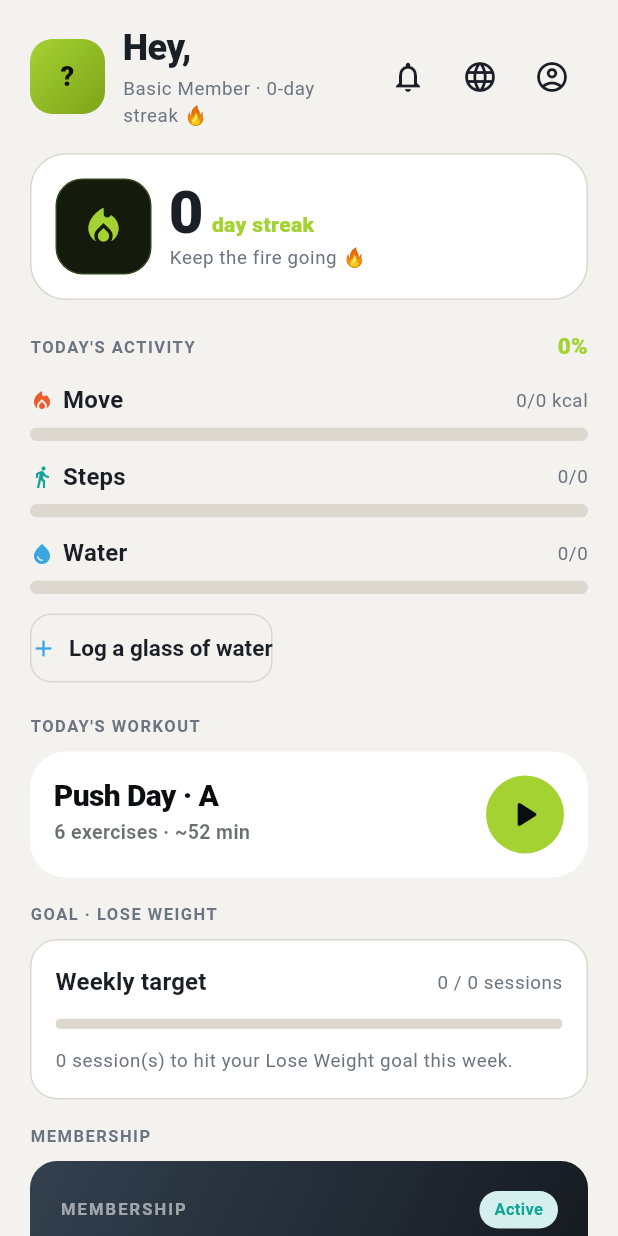
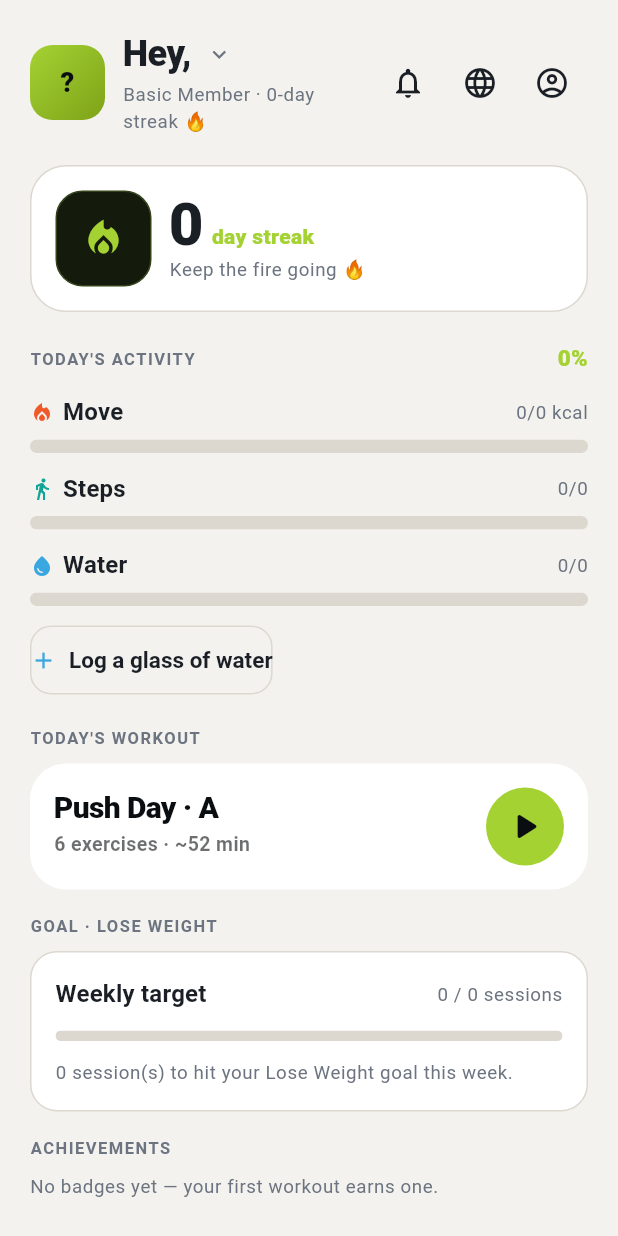
Before and after one commit to mscit-admin/ARETE_Enhance, a Flutter app: the _ProfileBody widget shown alone on an empty page, opened directly with empty values, on a phone screen of 412 x 824 dp. Run offline on Flutter 3.47's test engine with Material 3 defaults, Android fonts, the phone set to English and light mode, and no system bars; our stand-ins replace flutter_local_notifications, permission_handler, qr_flutter, shared_preferences; missing offline and left inert: mobile_scanner; accounts and stored records are empty; generated files the repository leaves out were written again.

Commit message:
Home: membership as a popup on the name; glowing avatar + tier badge
- Moves the Membership card off the Home body into a bottom sheet opened by
  tapping the member's name in the header (a chevron hints it's tappable)
- New MemberAvatar: when a profile photo is set it renders the photo with a
  lime glow ring and a small membership-tier badge in the top corner; with
  no photo it keeps the initials gradient tile
- Removes the now-unused GradientAvatar import from the Home screen

Co-Authored-By: Claude Opus 4.8 <noreply@anthropic.com>
Claude-Session: https://claude.ai/code/session_012iMx9uibAPP8zxYBxKxYyq

```diff
--- a/lib/features/profile/member_profile_screen.dart
+++ b/lib/features/profile/member_profile_screen.dart
@@ -8,7 +8,6 @@ import '../../core/theme/app_spacing.dart';
 import '../../core/theme/app_theme.dart';
 import '../../data/models/member.dart';
 import '../../l10n/app_localizations.dart';
-import '../../shared/widgets/gradient_avatar.dart';
 import '../../shared/widgets/language_menu_button.dart';
 import '../../shared/widgets/section_label.dart';
 import '../../state/auth_controller.dart';
@@ -20,7 +19,49 @@ import '../notifications/notification_bell.dart';
 import '../shell/root_scaffold_key.dart';
 import 'widgets/badges_row.dart';
 import 'widgets/goal_progress_card.dart';
+import 'widgets/member_avatar.dart';
 import 'widgets/membership_card.dart';
+
+/// Shows the membership card in a bottom sheet (opened from the Home header).
+Future<void> showMembershipSheet(BuildContext context, Member member) {
+  final p = context.palette;
+  final l = AppLocalizations.of(context);
+  return showModalBottomSheet<void>(
+    context: context,
+    backgroundColor: p.surface,
+    isScrollControlled: true,
+    shape: const RoundedRectangleBorder(
+      borderRadius:
+          BorderRadius.vertical(top: Radius.circular(AppSpacing.radiusXl)),
+    ),
+    builder: (_) => SafeArea(
+      child: Padding(
+        padding: const EdgeInsets.fromLTRB(AppSpacing.lg, AppSpacing.md,
+            AppSpacing.lg, AppSpacing.xl),
+        child: Column(
+          mainAxisSize: MainAxisSize.min,
+          crossAxisAlignment: CrossAxisAlignment.start,
+          children: [
+            Center(
+              child: Container(
+                width: 40,
+                height: 4,
+                decoration: BoxDecoration(
+                  color: p.line,
+                  borderRadius: BorderRadius.circular(2),
+                ),
+              ),
+            ),
+            const SizedBox(height: AppSpacing.md),
+            SectionLabel(l.profileMembership),
+            const SizedBox(height: AppSpacing.sm),
+            MembershipCard(member: member),
+          ],
+        ),
+      ),
+    ),
+  );
+}
 
 /// Member home / profile — the first fully-built module of Phase 1.
 class MemberProfileScreen extends StatelessWidget {
@@ -76,25 +117,40 @@ class _ProfileBody extends StatelessWidget {
           // ---- Header ----
           Row(
             children: [
-              GradientAvatar(
-                  initials: initialsFrom(member.fullName),
-                  size: 50,
-                  tone: AvatarTone.lime),
+              MemberAvatar(member: member, size: 50),
               const SizedBox(width: AppSpacing.md),
+              // Tapping the name/identity opens the membership sheet.
               Expanded(
+                child: InkWell(
+                  borderRadius: BorderRadius.circular(AppSpacing.radiusSm),
+                  onTap: () => showMembershipSheet(context, member),
+                  child: Padding(
+                    padding: const EdgeInsets.symmetric(vertical: 4),
                     child: Column(
                       crossAxisAlignment: CrossAxisAlignment.start,
                       children: [
-                    Text(l.profileHey(firstName),
-                        style: context.textStyles.headlineSmall),
+                        Row(
+                          children: [
+                            Flexible(
+                              child: Text(l.profileHey(firstName),
+                                  style: context.textStyles.headlineSmall,
+                                  overflow: TextOverflow.ellipsis),
+                            ),
+                            const SizedBox(width: 4),
+                            Icon(Icons.expand_more, size: 18, color: p.muted),
+                          ],
+                        ),
                         const SizedBox(height: 2),
                         Text(
-                      l.profileMemberStreak(member.membership.tier.localized(l),
+                          l.profileMemberStreak(
+                              member.membership.tier.localized(l),
                               member.currentStreakDays),
                           style: context.textStyles.bodySmall
                               ?.copyWith(color: p.muted),
                         ),
                       ],
+                    ),
+                  ),
                 ),
               ),
               if (isTrainerAccount)
@@ -142,12 +198,6 @@ class _ProfileBody extends StatelessWidget {
           SectionLabel(l.profileGoalLabel(member.goal.localized(l))),
           const SizedBox(height: AppSpacing.sm),
           GoalProgressCard(member: member),
-          const SizedBox(height: AppSpacing.lg),
-
-          // ---- Membership ----
-          SectionLabel(l.profileMembership),
-          const SizedBox(height: AppSpacing.sm),
-          MembershipCard(member: member),
           const SizedBox(height: AppSpacing.lg),
 
           // ---- Badges ----
--- /dev/null
+++ b/lib/features/profile/widgets/member_avatar.dart
@@ -0,0 +1,101 @@
+import 'package:flutter/material.dart';
+
+import '../../../core/constants/enums.dart';
+import '../../../core/theme/app_colors.dart';
+import '../../../data/models/member.dart';
+import '../../../shared/widgets/gradient_avatar.dart';
+
+/// The member's avatar. When a profile photo is set it renders the photo with a
+/// lime glow ring and a small membership-tier badge in the top corner; with no
+/// photo it falls back to the initials gradient tile.
+class MemberAvatar extends StatelessWidget {
+  const MemberAvatar({super.key, required this.member, this.size = 50});
+
+  final Member member;
+  final double size;
+
+  bool get _hasPhoto =>
+      member.photoUrl != null && member.photoUrl!.trim().isNotEmpty;
+
+  @override
+  Widget build(BuildContext context) {
+    if (!_hasPhoto) {
+      return GradientAvatar(
+        initials: initialsFrom(member.fullName),
+        size: size,
+        tone: AvatarTone.lime,
+      );
+    }
+
+    final radius = size * 0.3;
+    final badge = size * 0.42;
+
+    return SizedBox(
+      // Room for the badge/glow to sit slightly outside the photo.
+      width: size + badge * 0.5,
+      height: size + badge * 0.5,
+      child: Stack(
+        clipBehavior: Clip.none,
+        children: [
+          // Glowing photo tile.
+          Container(
+            width: size,
+            height: size,
+            decoration: BoxDecoration(
+              borderRadius: BorderRadius.circular(radius),
+              border: Border.all(color: AppColors.accent, width: 2),
+              boxShadow: [
+                BoxShadow(
+                  color: AppColors.accent.withValues(alpha: 0.55),
+                  blurRadius: 14,
+                  spreadRadius: 1,
+                ),
+              ],
+              image: DecorationImage(
+                image: NetworkImage(member.photoUrl!),
+                fit: BoxFit.cover,
+              ),
+            ),
+          ),
+          // Membership-tier badge, top corner (RTL-aware).
+          PositionedDirectional(
+            top: -badge * 0.28,
+            end: -badge * 0.28,
+            child: _TierBadge(tier: member.membership.tier, size: badge),
+          ),
+        ],
+      ),
+    );
+  }
+}
+
+/// Small circular badge coloured by membership tier.
+class _TierBadge extends StatelessWidget {
+  const _TierBadge({required this.tier, required this.size});
+
+  final MembershipTier tier;
+  final double size;
+
+  Color get _color => switch (tier) {
+        MembershipTier.basic => AppColors.slate,
+        MembershipTier.silver => const Color(0xFF9AA7B4),
+        MembershipTier.gold => AppColors.gold,
+        MembershipTier.elite => AppColors.accent,
+      };
+
+  @override
+  Widget build(BuildContext context) {
+    final fg = tier == MembershipTier.elite ? AppColors.onAccent : Colors.white;
+    return Container(
+      width: size,
+      height: size,
+      alignment: Alignment.center,
+      decoration: BoxDecoration(
+        color: _color,
+        shape: BoxShape.circle,
+        border: Border.all(color: AppColors.ink, width: 1.5),
+      ),
+      child: Icon(Icons.workspace_premium, size: size * 0.6, color: fg),
+    );
+  }
+}
```
Lines whose indentation alone changed are shown as unchanged.
